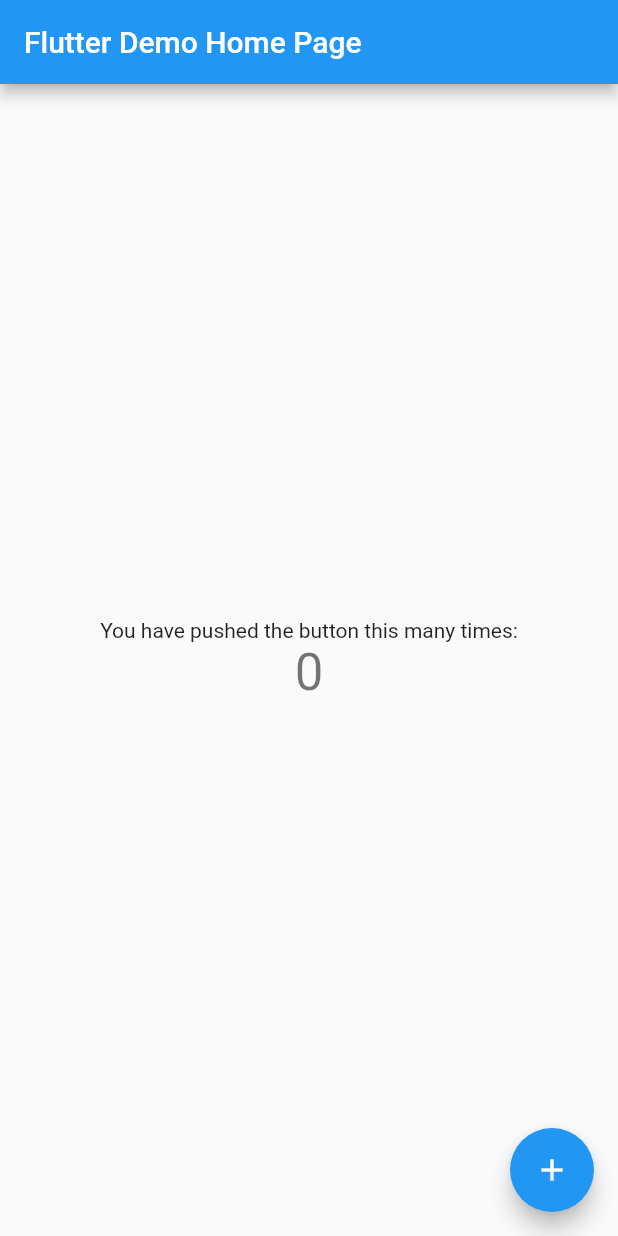
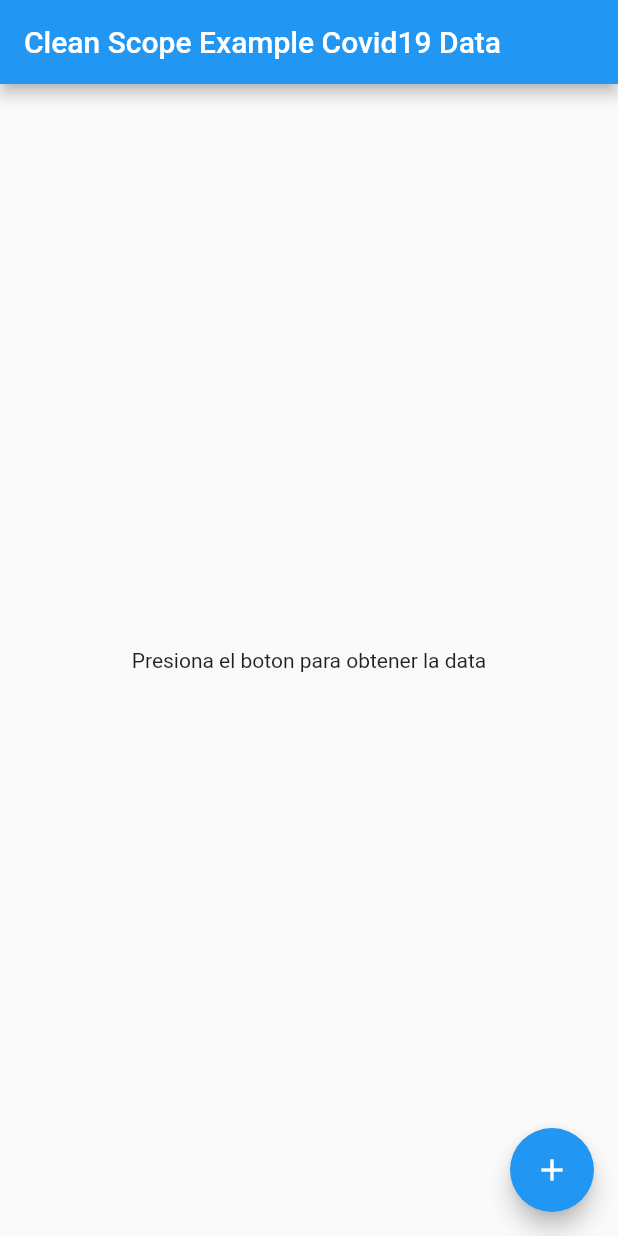
Before and after one commit to NoScopeDevs/covid_19_clean_scope, a Flutter app: the screen it shows after launch, on a phone screen of 412 x 824 dp. Run offline on Flutter 3.47's test engine with Material 2 defaults, Android fonts, the phone set to English and light mode, and no system bars; our stand-ins replace dartz, dio, equatable, flutter_riverpod, freezed_annotation; missing offline and left inert: errors; generated files the repository leaves out were written again.

Commit message:
Finish Example

```diff
--- /dev/null
+++ b/analysis_options.yaml
@@ -0,0 +1,4 @@
+include: package:very_good_analysis/analysis_options.yaml
+linter:
+  rules:
+    public_member_api_docs: false
--- a/lib/main.dart
+++ b/lib/main.dart
@@ -1,117 +1,6 @@
 import 'package:flutter/material.dart';
+import 'package:clean_scope_simple_example/src/covid_19_app.dart';
 
 void main() {
-  runApp(MyApp());
+  runApp(Covid19App());
 }
-
-class MyApp extends StatelessWidget {
-  // This widget is the root of your application.
-  @override
-  Widget build(BuildContext context) {
-    return MaterialApp(
-      title: 'Flutter Demo',
-      theme: ThemeData(
-        // This is the theme of your application.
-        //
-        // Try running your application with "flutter run". You'll see the
-        // application has a blue toolbar. Then, without quitting the app, try
-        // changing the primarySwatch below to Colors.green and then invoke
-        // "hot reload" (press "r" in the console where you ran "flutter run",
-        // or simply save your changes to "hot reload" in a Flutter IDE).
-        // Notice that the counter didn't reset back to zero; the application
-        // is not restarted.
-        primarySwatch: Colors.blue,
-        // This makes the visual density adapt to the platform that you run
-        // the app on. For desktop platforms, the controls will be smaller and
-        // closer together (more dense) than on mobile platforms.
-        visualDensity: VisualDensity.adaptivePlatformDensity,
-      ),
-      home: MyHomePage(title: 'Flutter Demo Home Page'),
-    );
-  }
-}
-
-class MyHomePage extends StatefulWidget {
-  MyHomePage({Key key, this.title}) : super(key: key);
-
-  // This widget is the home page of your application. It is stateful, meaning
-  // that it has a State object (defined below) that contains fields that affect
-  // how it looks.
-
-  // This class is the configuration for the state. It holds the values (in this
-  // case the title) provided by the parent (in this case the App widget) and
-  // used by the build method of the State. Fields in a Widget subclass are
-  // always marked "final".
-
-  final String title;
-
-  @override
-  _MyHomePageState createState() => _MyHomePageState();
-}
-
-class _MyHomePageState extends State<MyHomePage> {
-  int _counter = 0;
-
-  void _incrementCounter() {
-    setState(() {
-      // This call to setState tells the Flutter framework that something has
-      // changed in this State, which causes it to rerun the build method below
-      // so that the display can reflect the updated values. If we changed
-      // _counter without calling setState(), then the build method would not be
-      // called again, and so nothing would appear to happen.
-      _counter++;
-    });
-  }
-
-  @override
-  Widget build(BuildContext context) {
-    // This method is rerun every time setState is called, for instance as done
-    // by the _incrementCounter method above.
-    //
-    // The Flutter framework has been optimized to make rerunning build methods
-    // fast, so that you can just rebuild anything that needs updating rather
-    // than having to individually change instances of widgets.
-    return Scaffold(
-      appBar: AppBar(
-        // Here we take the value from the MyHomePage object that was created by
-        // the App.build method, and use it to set our appbar title.
-        title: Text(widget.title),
-      ),
-      body: Center(
-        // Center is a layout widget. It takes a single child and positions it
-        // in the middle of the parent.
-        child: Column(
-          // Column is also a layout widget. It takes a list of children and
-          // arranges them vertically. By default, it sizes itself to fit its
-          // children horizontally, and tries to be as tall as its parent.
-          //
-          // Invoke "debug painting" (press "p" in the console, choose the
-          // "Toggle Debug Paint" action from the Flutter Inspector in Android
-          // Studio, or the "Toggle Debug Paint" command in Visual Studio Code)
-          // to see the wireframe for each widget.
-          //
-          // Column has various properties to control how it sizes itself and
-          // how it positions its children. Here we use mainAxisAlignment to
-          // center the children vertically; the main axis here is the vertical
-          // axis because Columns are vertical (the cross axis would be
-          // horizontal).
-          mainAxisAlignment: MainAxisAlignment.center,
-          children: <Widget>[
-            Text(
-              'You have pushed the button this many times:',
-            ),
-            Text(
-              '$_counter',
-              style: Theme.of(context).textTheme.headline4,
-            ),
-          ],
-        ),
-      ),
-      floatingActionButton: FloatingActionButton(
-        onPressed: _incrementCounter,
-        tooltip: 'Increment',
-        child: Icon(Icons.add),
-      ), // This trailing comma makes auto-formatting nicer for build methods.
-    );
-  }
-}
--- /dev/null
+++ b/lib/src/covid_19_app.dart
@@ -0,0 +1,20 @@
+import 'package:flutter/material.dart';
+import 'package:flutter_riverpod/flutter_riverpod.dart';
+
+import 'features/covid_19/covid_19.dart';
+
+class Covid19App extends StatelessWidget {
+  @override
+  Widget build(BuildContext context) {
+    return ProviderScope(
+      child: MaterialApp(
+        title: 'Flutter Demo',
+        theme: ThemeData(
+          primarySwatch: Colors.blue,
+          visualDensity: VisualDensity.adaptivePlatformDensity,
+        ),
+        home: LatestCovidDataPage(),
+      ),
+    );
+  }
+}
--- /dev/null
+++ b/lib/src/features/covid_19/covid_19.dart
@@ -0,0 +1,2 @@
+export 'logic/covid_19_provider.dart';
+export 'views/views.dart';
--- /dev/null
+++ b/lib/src/features/covid_19/logic/covid_19_state.dart
@@ -0,0 +1,19 @@
+import 'package:freezed_annotation/freezed_annotation.dart';
+import 'package:covid_19/covid_19.dart';
+
+part 'covid_19_state.freezed.dart';
+
+@freezed
+abstract class Covid19State with _$Covid19State {
+  /// Data is present state
+  const factory Covid19State.data({@required LatestTotals latestTotals}) = Data;
+
+  /// Initial/default state
+  const factory Covid19State.initial() = Initial;
+
+  /// Data is loading state
+  const factory Covid19State.loading() = Loading;
+
+  /// Error when loading data state
+  const factory Covid19State.error([String message]) = Error;
+}
--- /dev/null
+++ b/lib/src/features/covid_19/views/pages/latest_covid_data_page.dart
@@ -0,0 +1,71 @@
+import 'package:flutter/material.dart';
+import 'package:flutter_riverpod/flutter_riverpod.dart';
+
+import '../../logic/covid_19_provider.dart';
+
+class LatestCovidDataPage extends ConsumerWidget {
+  LatestCovidDataPage({
+    Key key,
+  }) : super(key: key);
+
+  @override
+  Widget build(BuildContext context, ScopedReader watch) {
+    final state = watch(covid19NotifierProvider.state);
+    return Scaffold(
+      appBar: AppBar(
+        title: const Text('Clean Scope Example Covid19 Data'),
+      ),
+      body: state.when(
+        data: (latestTotals) => ListView(
+          children: [
+            _ListTile(
+              title: 'Casos confirmados',
+              subtitle: '${latestTotals.confirmed}',
+            ),
+            _ListTile(
+              title: 'Casos criticos',
+              subtitle: '${latestTotals.critical}',
+            ),
+            _ListTile(
+              title: 'Muertes',
+              subtitle: '${latestTotals.deaths}',
+            ),
+            _ListTile(
+                title: 'Ultima actualizacion',
+                subtitle: '${latestTotals.lastUpdate}'),
+          ],
+        ),
+        initial: () =>
+            const Center(child: Text('Presiona el boton para obtener la data')),
+        loading: () => const Center(child: CircularProgressIndicator()),
+        error: ([message]) => const Center(child: Text('error')),
+      ),
+      floatingActionButton: FloatingActionButton(
+        onPressed: () => context.read(covid19NotifierProvider).getCovidData(),
+        tooltip: 'Increment',
+        child: const Icon(Icons.add),
+      ),
+    );
+  }
+}
+
+class _ListTile extends StatelessWidget {
+  const _ListTile({
+    Key key,
+    @required this.title,
+    @required this.subtitle,
+  }) : super(key: key);
+
+  final String title;
+  final String subtitle;
+
+  @override
+  Widget build(BuildContext context) {
+    return Card(
+      child: ListTile(
+        title: Text(title),
+        subtitle: Text(subtitle),
+      ),
+    );
+  }
+}
--- /dev/null
+++ b/lib/src/features/covid_19/views/views.dart
@@ -0,0 +1 @@
+export 'pages/latest_covid_data_page.dart';
```
Also changed, not shown: lib/src/features/covid_19/logic/covid_19_provider.dart (added, +31 -0 lines), lib/src/features/covid_19/logic/covid_19_state_notifier.dart (added, +30 -0 lines), pubspec.yaml (+22 -55 lines), lib/src/features/covid_19/logic/covid_19_state.freezed.dart (added), pubspec.lock, 1 other file.
